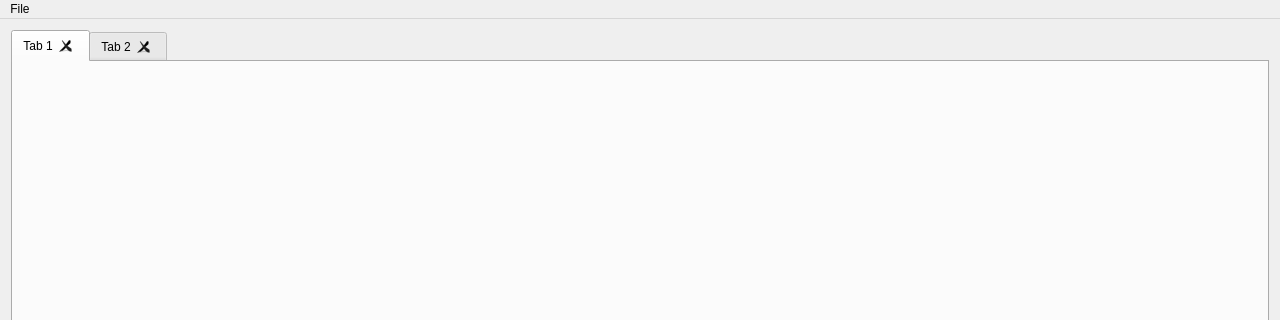
Before: the Qt Designer form TransGuiForRpgPlus/resources/mainwindow.ui in raccoon19/Translation-GUI-for-RPGPlus, drawn with Qt 5; both pictures show x 0 to 1280 and y 0 to 320 of the 1280 by 720 pixel window.
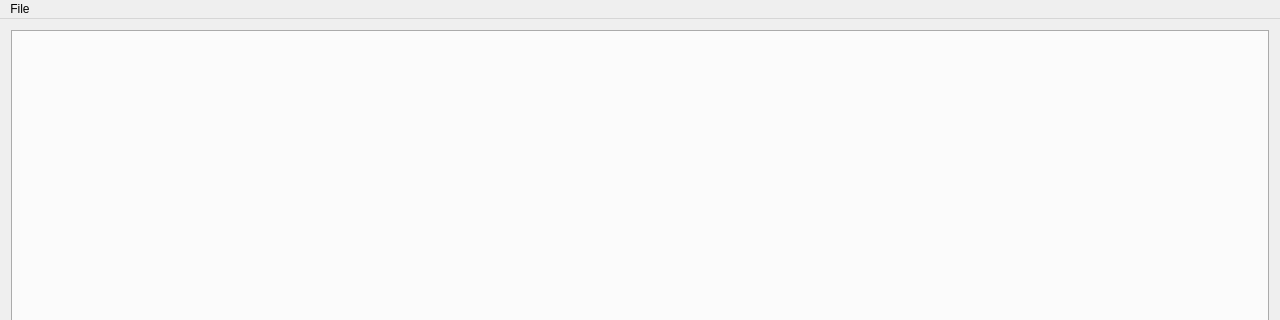
After: the same form once the commit is applied.

Commit message: chose name on new tab and name it after new file implemented saving tree to yaml file if a child is added the index 1 of parent will be deleted

```diff
--- a/TransGuiForRpgPlus/resources/mainwindow.ui
+++ b/TransGuiForRpgPlus/resources/mainwindow.ui
@@ -26,16 +26,6 @@
       <property name="movable">
        <bool>true</bool>
       </property>
-      <widget class="QWidget" name="tab">
-       <attribute name="title">
-        <string>Tab 1</string>
-       </attribute>
-      </widget>
-      <widget class="QWidget" name="tab_2">
-       <attribute name="title">
-        <string>Tab 2</string>
-       </attribute>
-      </widget>
      </widget>
     </item>
    </layout>
```
Left out of the diff: 3 changed lines with no effect on the pictures. The commit also changes 6 other files.
